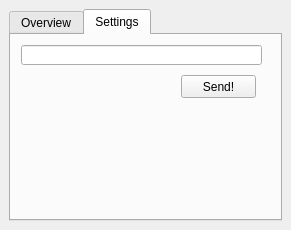
Qt form src/UserInterface/mainwindow.ui (alaineman/PowerGrid) before a commit.
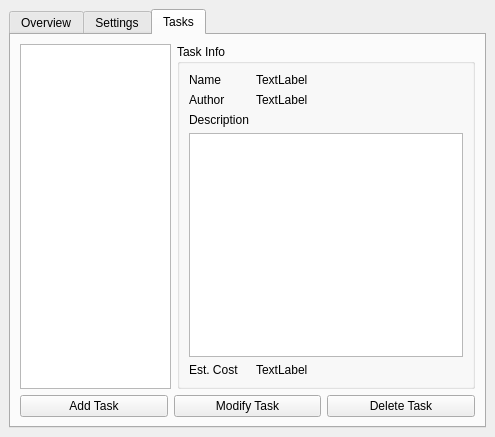
The same form after that commit. Icons and pictures are not drawn.

Commit message:
Addition of the Task Tab
Added task tab to the main window for the PG UI

The edit to the form file:
```diff
--- a/src/UserInterface/mainwindow.ui
+++ b/src/UserInterface/mainwindow.ui
@@ -6,8 +6,8 @@
    <rect>
     <x>0</x>
     <y>0</y>
-    <width>291</width>
-    <height>230</height>
+    <width>495</width>
+    <height>437</height>
    </rect>
   </property>
   <property name="sizePolicy">
@@ -37,7 +37,7 @@
     <item>
      <widget class="QTabWidget" name="tabView">
       <property name="currentIndex">
-       <number>1</number>
+       <number>2</number>
       </property>
       <widget class="QWidget" name="overviewTab">
        <attribute name="title">
@@ -177,6 +177,134 @@
         </property>
        </widget>
       </widget>
+      <widget class="QWidget" name="taskTab">
+       <attribute name="title">
+        <string>Tasks</string>
+       </attribute>
+       <layout class="QVBoxLayout" name="verticalLayout_3">
+        <item>
+         <layout class="QHBoxLayout" name="horizontalLayout_2">
+          <item>
+           <widget class="QListView" name="listView">
+            <property name="sizePolicy">
+             <sizepolicy hsizetype="Preferred" vsizetype="Expanding">
+              <horstretch>0</horstretch>
+              <verstretch>0</verstretch>
+             </sizepolicy>
+            </property>
+            <property name="maximumSize">
+             <size>
+              <width>151</width>
+              <height>16777215</height>
+             </size>
+            </property>
+           </widget>
+          </item>
+          <item>
+           <widget class="QGroupBox" name="taskInfoBox">
+            <property name="sizePolicy">
+             <sizepolicy hsizetype="Expanding" vsizetype="Preferred">
+              <horstretch>0</horstretch>
+              <verstretch>0</verstretch>
+             </sizepolicy>
+            </property>
+            <property name="cursor">
+             <cursorShape>ArrowCursor</cursorShape>
+            </property>
+            <property name="title">
+             <string>Task Info</string>
+            </property>
+            <layout class="QFormLayout" name="formLayout_3">
+             <property name="fieldGrowthPolicy">
+              <enum>QFormLayout::AllNonFixedFieldsGrow</enum>
+             </property>
+             <property name="horizontalSpacing">
+              <number>7</number>
+             </property>
+             <item row="0" column="0">
+              <widget class="QLabel" name="nameLabel">
+               <property name="text">
+                <string>Name</string>
+               </property>
+              </widget>
+             </item>
+             <item row="0" column="1">
+              <widget class="QLabel" name="name">
+               <property name="text">
+                <string>TextLabel</string>
+               </property>
+              </widget>
+             </item>
+             <item row="1" column="0">
+              <widget class="QLabel" name="authorLabel">
+               <property name="text">
+                <string>Author</string>
+               </property>
+              </widget>
+             </item>
+             <item row="1" column="1">
+              <widget class="QLabel" name="author">
+               <property name="text">
+                <string>TextLabel</string>
+               </property>
+              </widget>
+             </item>
+             <item row="2" column="0">
+              <widget class="QLabel" name="descriptionLabel">
+               <property name="text">
+                <string>Description</string>
+               </property>
+              </widget>
+             </item>
+             <item row="4" column="0">
+              <widget class="QLabel" name="costLabel">
+               <property name="text">
+                <string>Est. Cost</string>
+               </property>
+              </widget>
+             </item>
+             <item row="4" column="1">
+              <widget class="QLabel" name="cost">
+               <property name="text">
+                <string>TextLabel</string>
+               </property>
+              </widget>
+             </item>
+             <item row="3" column="0" colspan="2">
+              <widget class="QTextBrowser" name="description"/>
+             </item>
+            </layout>
+           </widget>
+          </item>
+         </layout>
+        </item>
+        <item>
+         <layout class="QHBoxLayout" name="horizontalLayout">
+          <item>
+           <widget class="QPushButton" name="addButton">
+            <property name="text">
+             <string>Add Task</string>
+            </property>
+           </widget>
+          </item>
+          <item>
+           <widget class="QPushButton" name="modifyButton">
+            <property name="text">
+             <string>Modify Task</string>
+            </property>
+           </widget>
+          </item>
+          <item>
+           <widget class="QPushButton" name="deleteButton">
+            <property name="text">
+             <string>Delete Task</string>
+            </property>
+           </widget>
+          </item>
+         </layout>
+        </item>
+       </layout>
+      </widget>
      </widget>
     </item>
    </layout>
```
